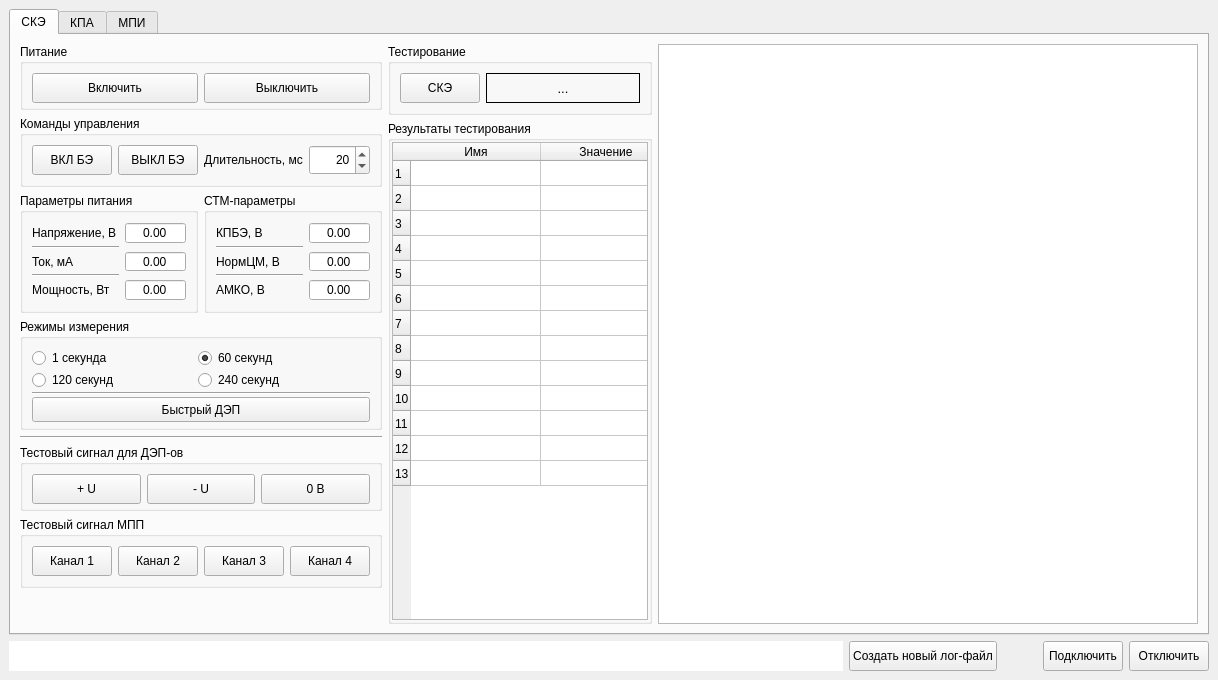
a-styuf/kpa_be_ske_lr, file main_win.ui: the form before one commit.
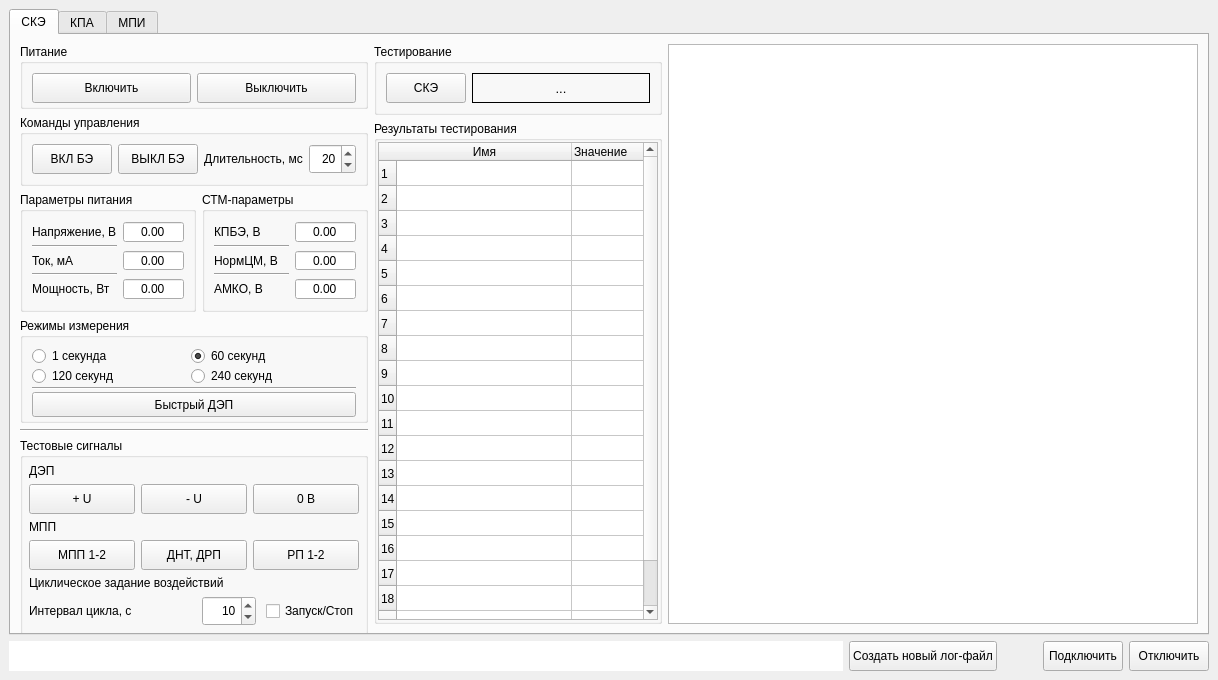
The form after the commit.

Commit message: - Убрал вертуальную среду  - Добавли возможность подавать воздействия с вкладки СКЭ в автоматическом режиме  - Поправил времена задержек для автоматического тестирования  - Изменил адресацию тестовых воздействий для МПП  - Изменил границы проверки параметров для автоматического тестирования

Diff of the .ui file:
```diff
--- a/main_win.ui
+++ b/main_win.ui
@@ -677,7 +677,7 @@
             <item>
              <widget class="QGroupBox" name="SKE_testDEPPButt">
               <property name="sizePolicy">
-               <sizepolicy hsizetype="Expanding" vsizetype="Preferred">
+               <sizepolicy hsizetype="Expanding" vsizetype="Expanding">
                 <horstretch>0</horstretch>
                 <verstretch>0</verstretch>
                </sizepolicy>
@@ -685,52 +685,29 @@
               <property name="minimumSize">
                <size>
                 <width>200</width>
-                <height>65</height>
+                <height>190</height>
                </size>
               </property>
               <property name="title">
-               <string>Тестовый сигнал для ДЭП-ов</string>
+               <string>Тестовые сигналы</string>
               </property>
               <layout class="QGridLayout" name="gridLayout_12">
-               <item row="0" column="0">
-                <widget class="QPushButton" name="SKE_depP30PButt">
-                 <property name="sizePolicy">
-                  <sizepolicy hsizetype="Expanding" vsizetype="Fixed">
-                   <horstretch>0</horstretch>
-                   <verstretch>0</verstretch>
-                  </sizepolicy>
-                 </property>
-                 <property name="minimumSize">
-                  <size>
-                   <width>0</width>
-                   <height>30</height>
-                  </size>
-                 </property>
-                 <property name="text">
-                  <string>+ U</string>
-                 </property>
-                </widget>
-               </item>
-               <item row="0" column="1">
-                <widget class="QPushButton" name="SKE_depM30PButt">
-                 <property name="sizePolicy">
-                  <sizepolicy hsizetype="Expanding" vsizetype="Fixed">
-                   <horstretch>0</horstretch>
-                   <verstretch>0</verstretch>
-                  </sizepolicy>
-                 </property>
-                 <property name="minimumSize">
-                  <size>
-                   <width>0</width>
-                   <height>30</height>
-                  </size>
-                 </property>
-                 <property name="text">
-                  <string>- U</string>
-                 </property>
-                </widget>
-               </item>
-               <item row="0" column="2">
+               <property name="sizeConstraint">
+                <enum>QLayout::SetMinimumSize</enum>
+               </property>
+               <property name="leftMargin">
+                <number>6</number>
+               </property>
+               <property name="topMargin">
+                <number>6</number>
+               </property>
+               <property name="rightMargin">
+                <number>6</number>
+               </property>
+               <property name="bottomMargin">
+                <number>6</number>
+               </property>
+               <item row="1" column="2">
                 <widget class="QPushButton" name="SKE_dep0PButt">
                  <property name="sizePolicy">
                   <sizepolicy hsizetype="Expanding" vsizetype="Fixed">
@@ -749,34 +726,10 @@
                  </property>
                 </widget>
                </item>
-              </layout>
-             </widget>
-            </item>
-            <item>
-             <widget class="QGroupBox" name="SKE_testMPPPButt">
-              <property name="sizePolicy">
-               <sizepolicy hsizetype="Expanding" vsizetype="Preferred">
-                <horstretch>0</horstretch>
-                <verstretch>0</verstretch>
-               </sizepolicy>
-              </property>
-              <property name="minimumSize">
-               <size>
-                <width>200</width>
-                <height>65</height>
-               </size>
-              </property>
-              <property name="title">
-               <string>Тестовый сигнал МПП</string>
-              </property>
-              <layout class="QGridLayout" name="gridLayout_9">
-               <property name="sizeConstraint">
-                <enum>QLayout::SetMinimumSize</enum>
-               </property>
-               <item row="0" column="4">
-                <widget class="QPushButton" name="SKE_mppCh3PButt">
+               <item row="1" column="1">
+                <widget class="QPushButton" name="SKE_depM30PButt">
                  <property name="sizePolicy">
-                  <sizepolicy hsizetype="Expanding" vsizetype="Minimum">
+                  <sizepolicy hsizetype="Expanding" vsizetype="Fixed">
                    <horstretch>0</horstretch>
                    <verstretch>0</verstretch>
                   </sizepolicy>
@@ -788,13 +741,39 @@
                   </size>
                  </property>
                  <property name="text">
-                  <string>Канал 3</string>
+                  <string>- U</string>
                  </property>
                 </widget>
                </item>
-               <item row="0" column="2">
-                <widget class="QPushButton" name="SKE_mppCh1PButt">
+               <item row="1" column="0">
+                <widget class="QPushButton" name="SKE_depP30PButt">
                  <property name="sizePolicy">
+                  <sizepolicy hsizetype="Expanding" vsizetype="Fixed">
+                   <horstretch>0</horstretch>
+                   <verstretch>0</verstretch>
+                  </sizepolicy>
+                 </property>
+                 <property name="minimumSize">
+                  <size>
+                   <width>0</width>
+                   <height>30</height>
+                  </size>
+                 </property>
+                 <property name="text">
+                  <string>+ U</string>
+                 </property>
+                </widget>
+               </item>
+               <item row="4" column="0" colspan="2">
+                <widget class="QLabel" name="label_3">
+                 <property name="text">
+                  <string>Циклическое задание воздействий</string>
+                 </property>
+                </widget>
+               </item>
+               <item row="3" column="0">
+                <widget class="QPushButton" name="SKE_mpp12PButt">
+                 <property name="sizePolicy">
                   <sizepolicy hsizetype="Expanding" vsizetype="Minimum">
                    <horstretch>0</horstretch>
                    <verstretch>0</verstretch>
@@ -807,12 +786,19 @@
                   </size>
                  </property>
                  <property name="text">
-                  <string>Канал 1</string>
+                  <string>МПП 1-2</string>
                  </property>
                 </widget>
                </item>
-               <item row="0" column="3">
-                <widget class="QPushButton" name="SKE_mppCh2PButt">
+               <item row="2" column="0">
+                <widget class="QLabel" name="label_2">
+                 <property name="text">
+                  <string>МПП</string>
+                 </property>
+                </widget>
+               </item>
+               <item row="3" column="1">
+                <widget class="QPushButton" name="SKE_dnp_drp_PButt">
                  <property name="sizePolicy">
                   <sizepolicy hsizetype="Expanding" vsizetype="Minimum">
                    <horstretch>0</horstretch>
@@ -826,12 +812,19 @@
                   </size>
                  </property>
                  <property name="text">
-                  <string>Канал 2</string>
+                  <string>ДНТ, ДРП</string>
                  </property>
                 </widget>
                </item>
-               <item row="0" column="5">
-                <widget class="QPushButton" name="SKE_mppCh4PButt">
+               <item row="0" column="0">
+                <widget class="QLabel" name="label">
+                 <property name="text">
+                  <string>ДЭП</string>
+                 </property>
+                </widget>
+               </item>
+               <item row="3" column="2">
+                <widget class="QPushButton" name="SKE_rp12PButt">
                  <property name="sizePolicy">
                   <sizepolicy hsizetype="Expanding" vsizetype="Minimum">
                    <horstretch>0</horstretch>
@@ -845,10 +838,86 @@
                   </size>
                  </property>
                  <property name="text">
-                  <string>Канал 4</string>
+                  <string>РП 1-2</string>
                  </property>
                 </widget>
                </item>
+               <item row="5" column="0" colspan="3">
+                <layout class="QHBoxLayout" name="horizontalLayout_6">
+                 <property name="spacing">
+                  <number>10</number>
+                 </property>
+                 <property name="sizeConstraint">
+                  <enum>QLayout::SetNoConstraint</enum>
+                 </property>
+                 <item>
+                  <widget class="QLabel" name="testCyclePeriodNameLabel">
+                   <property name="sizePolicy">
+                    <sizepolicy hsizetype="Expanding" vsizetype="Preferred">
+                     <horstretch>0</horstretch>
+                     <verstretch>0</verstretch>
+                    </sizepolicy>
+                   </property>
+                   <property name="minimumSize">
+                    <size>
+                     <width>0</width>
+                     <height>30</height>
+                    </size>
+                   </property>
+                   <property name="text">
+                    <string>Интервал цикла, с</string>
+                   </property>
+                  </widget>
+                 </item>
+                 <item>
+                  <widget class="QSpinBox" name="testCyclePeriodSBox">
+                   <property name="minimumSize">
+                    <size>
+                     <width>0</width>
+                     <height>30</height>
+                    </size>
+                   </property>
+                   <property name="alignment">
+                    <set>Qt::AlignRight|Qt::AlignTrailing|Qt::AlignVCenter</set>
+                   </property>
+                   <property name="minimum">
+                    <number>1</number>
+                   </property>
+                   <property name="maximum">
+                    <number>3600</number>
+                   </property>
+                   <property name="value">
+                    <number>10</number>
+                   </property>
+                  </widget>
+                 </item>
+                 <item>
+                  <widget class="QCheckBox" name="testCycleCBox">
+                   <property name="sizePolicy">
+                    <sizepolicy hsizetype="Minimum" vsizetype="Expanding">
+                     <horstretch>0</horstretch>
+                     <verstretch>0</verstretch>
+                    </sizepolicy>
+                   </property>
+                   <property name="minimumSize">
+                    <size>
+                     <width>0</width>
+                     <height>30</height>
+                    </size>
+                   </property>
+                   <property name="text">
+                    <string>Запуск/Стоп</string>
+                   </property>
+                   <property name="iconSize">
+                    <size>
+                     <width>0</width>
+                     <height>0</height>
+                    </size>
+                   </property>
+                  </widget>
+                 </item>
+                </layout>
+               </item>
               </layout>
              </widget>
             </item>
@@ -991,7 +1060,7 @@
                  </property>
                  <property name="minimumSize">
                   <size>
-                   <width>250</width>
+                   <width>280</width>
                    <height>0</height>
                   </size>
                  </property>
@@ -999,16 +1068,16 @@
                   <enum>Qt::ScrollBarAlwaysOff</enum>
                  </property>
                  <property name="rowCount">
-                  <number>13</number>
+                  <number>20</number>
                  </property>
                  <attribute name="horizontalHeaderCascadingSectionResizes">
                   <bool>false</bool>
                  </attribute>
                  <attribute name="horizontalHeaderDefaultSectionSize">
-                  <number>130</number>
+                  <number>175</number>
                  </attribute>
                  <attribute name="horizontalHeaderMinimumSectionSize">
-                  <number>100</number>
+                  <number>170</number>
                  </attribute>
                  <attribute name="horizontalHeaderStretchLastSection">
                   <bool>true</bool>
@@ -1029,6 +1098,13 @@
                  <row/>
                  <row/>
                  <row/>
+                 <row/>
+                 <row/>
+                 <row/>
+                 <row/>
+                 <row/>
+                 <row/>
+                 <row/>
                  <column>
                   <property name="text">
                    <string>Имя</string>
@@ -1039,7 +1115,7 @@
                    <string>Значение</string>
                   </property>
                   <property name="textAlignment">
-                   <set>AlignCenter</set>
+                   <set>AlignLeading|AlignVCenter</set>
                   </property>
                  </column>
                  <item row="0" column="1">
@@ -1051,6 +1127,9 @@
                   </property>
                  </item>
                  <item row="1" column="1">
+                  <property name="text">
+                   <string/>
+                  </property>
                   <property name="textAlignment">
                    <set>AlignCenter</set>
                   </property>
```
The commit also changes 8 other files.
